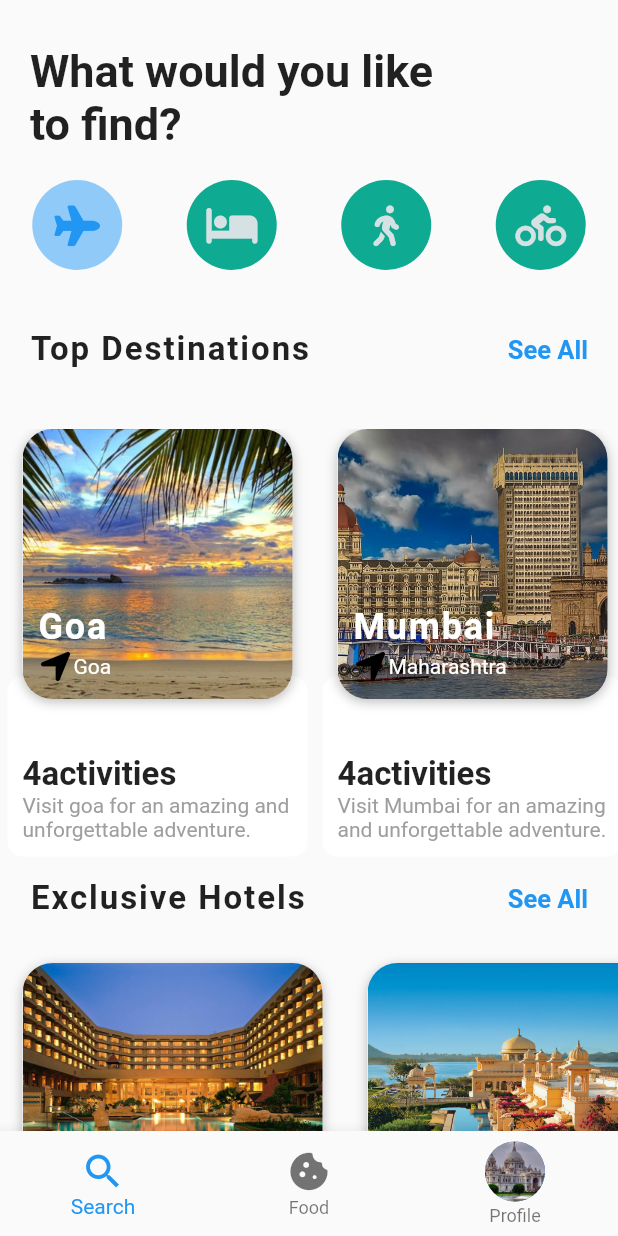
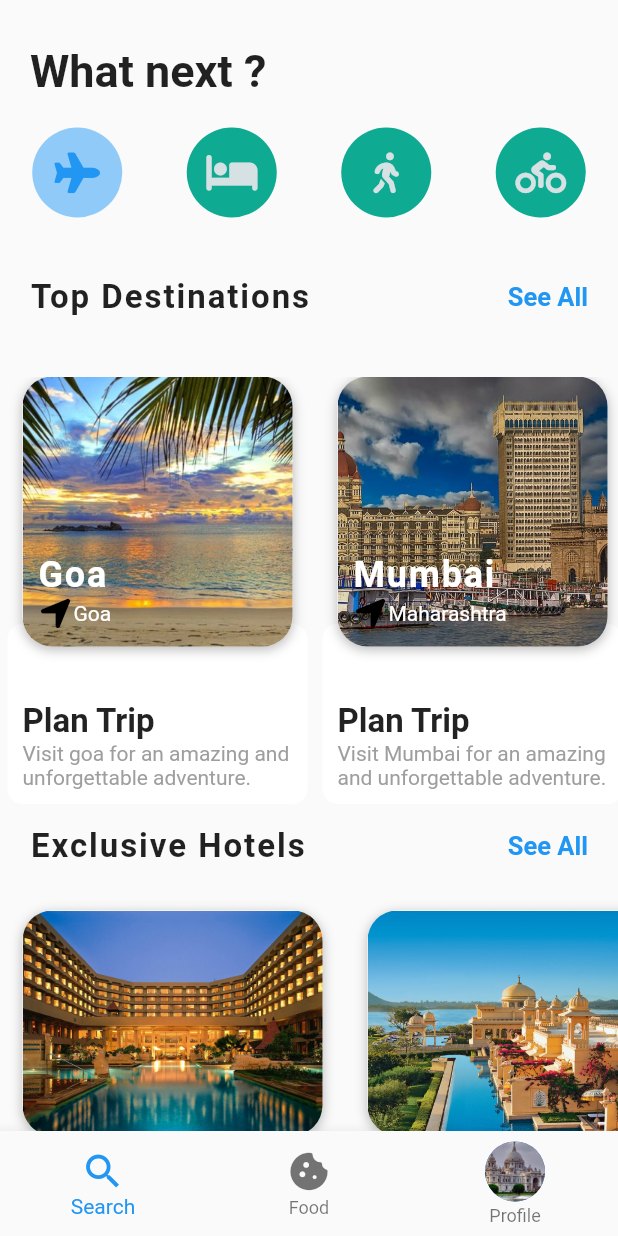
Before and after one commit to MANTHAN137/Flutter_Travel_Ul, a Flutter app: the screen it shows after launch, on a phone screen of 412 x 824 dp. Run offline on Flutter 3.47's test engine with Material 2 defaults, Android fonts, the phone set to English and light mode, and no system bars; our stand-ins replace font_awesome_flutter.

Commit message:
Final Commit

```diff
--- a/lib/Screens/HomeScreen.dart
+++ b/lib/Screens/HomeScreen.dart
@@ -51,7 +51,7 @@ class _HomeScreenState extends State<HomeScreen> {
           const Padding(
             padding: EdgeInsets.only(left: 20.0, right: 120.0),
             child: Text(
-              "What would you like to find?",
+              "What next ?",
               style: TextStyle(fontSize: 30.0, fontWeight: FontWeight.bold),
             ),
           ),
--- a/lib/Widgets/DestinationWidget.dart
+++ b/lib/Widgets/DestinationWidget.dart
@@ -70,7 +70,7 @@ class DestinationCarousel extends StatelessWidget {
                                 crossAxisAlignment: CrossAxisAlignment.start,
                                 children: <Widget>[
                                   Text(
-                                    '${destination.activities.length}activities',
+                                    'Plan Trip',
                                     style: const TextStyle(
                                         fontSize: 22.0,
                                         fontWeight: FontWeight.w600),
--- a/lib/models/destination_model.dart
+++ b/lib/models/destination_model.dart
@@ -23,7 +23,7 @@ List<Activity> activities = [
     type: 'Shopping and mall tour',
     startTimes: ['9:00 am', '11:00 am'],
     rating: 5,
-    price: 30,
+    price: 35,
   ),
   Activity(
     imageUrl: 'assets/images/locations/temple.jpg',
@@ -31,7 +31,7 @@ List<Activity> activities = [
     type: 'Sightseeing Tour',
     startTimes: ['11:00 pm', '1:00 pm'],
     rating: 4,
-    price: 210,
+    price: 360,
   ),
   Activity(
     imageUrl: 'assets/images/locations/waterfall.jpg',
```
